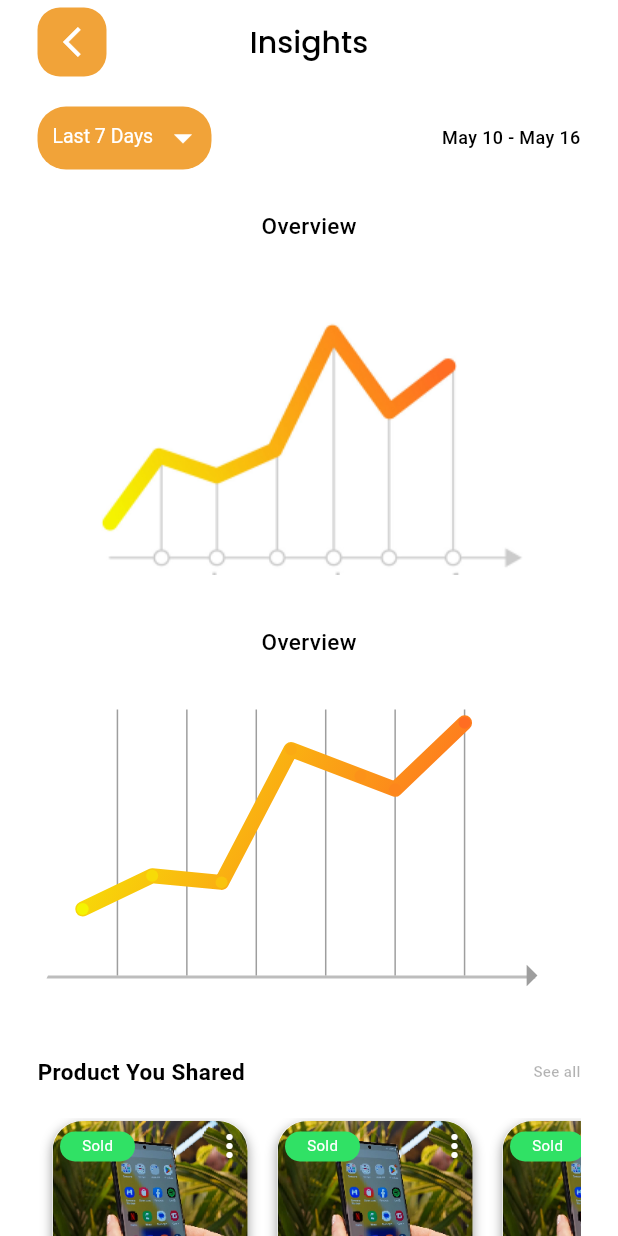
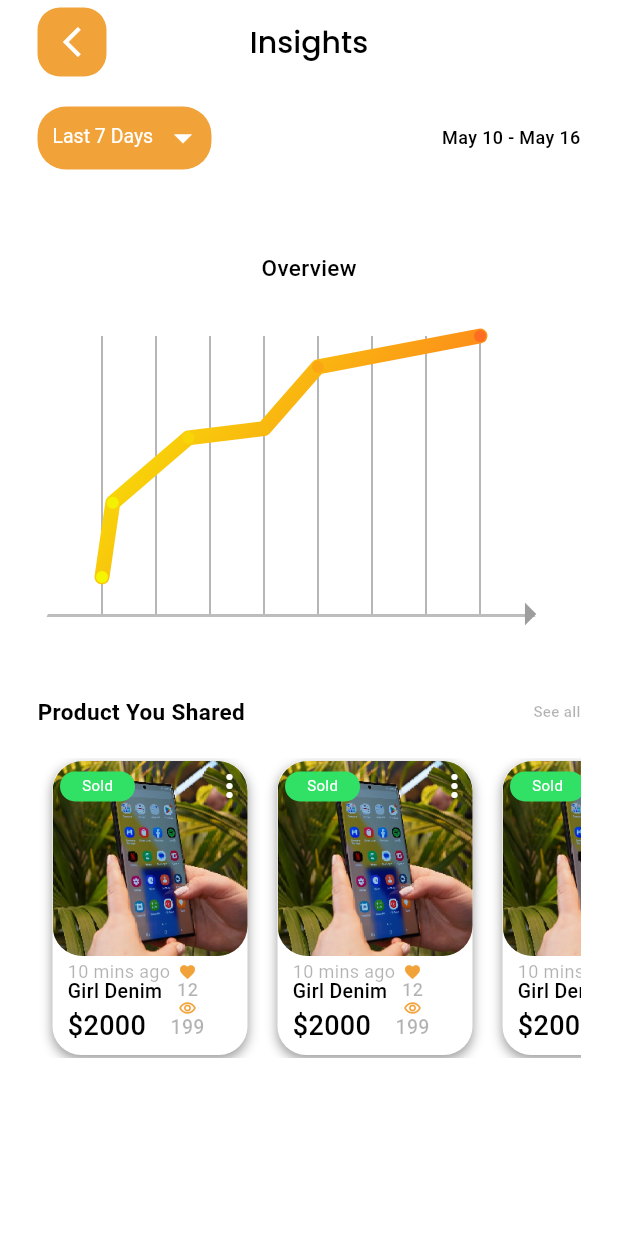
Before and after one commit to praween-kr/product-sell, a Flutter app: the InsightsScreen screen opened by its route, on a phone screen of 412 x 824 dp. Run offline on Flutter 3.47's test engine with Material 3 defaults, Android fonts, the phone set to English and light mode, and no system bars; drawn by our look-alikes of dropdown_button2, fl_chart; our stand-ins replace awesome_bottom_bar, cached_network_image, chewie, country_code_picker, dio, dotted_border and 26 more; missing offline and left inert: adaptive_action_sheet, flutter_facebook_auth, flutter_stripe, swipable_stack, video_thumbnail; accounts and stored records are empty; network calls fail; project files that could hold a hidden picture were left out.

Commit message:
Updated Code

```diff
--- a/lib/utils/helper/product_progress_cart.dart
+++ b/lib/utils/helper/product_progress_cart.dart
@@ -1,18 +1,101 @@
 import 'package:fl_chart/fl_chart.dart';
 import 'package:flutter/material.dart';
-import 'package:oninto_flutter/utils/color_constant.dart';
 
 import '../app_text.dart';
+import '../color_constant.dart';
 
+class ProductsProgressChart extends StatefulWidget {
+  const ProductsProgressChart({super.key, this.header, required this.data});
+  final String? header;
+  final List<(double, double)> data;
+
+  @override
+  State<StatefulWidget> createState() => ProductsProgressChartState();
+}
+
+class ProductsProgressChartState extends State<ProductsProgressChart> {
+  List<FlSpot> prices = [];
+  double highestPrice = 0.0;
+  double timeLineSize = 0.0;
+  @override
+  void initState() {
+    super.initState();
+    for ((double, double) value in widget.data) {
+      if (highestPrice < value.$2) highestPrice = value.$2;
+      if (timeLineSize < value.$1) timeLineSize = value.$1;
+    }
+    for (int i = 0; i < widget.data.length; i++) {
+      double price = widget.data[i].$2;
+      prices.add(FlSpot(widget.data[i].$1, price));
+    }
+  }
+
+  @override
+  Widget build(BuildContext context) {
+    return AspectRatio(
+      aspectRatio: 1.23,
+      child: Stack(
+        children: <Widget>[
+          Column(
+            crossAxisAlignment: CrossAxisAlignment.stretch,
+            children: <Widget>[
+              const SizedBox(height: 28),
+              widget.header == null
+                  ? const SizedBox.shrink()
+                  : const Align(
+                      alignment: Alignment.center,
+                      child: AppText(
+                        text: "Overview",
+                        style: AppTextStyle.medium,
+                        textSize: 15.0,
+                        color: AppColor.blackColor,
+                      ),
+                    ),
+              const SizedBox(height: 37),
+              Expanded(
+                child: Padding(
+                  padding: const EdgeInsets.only(right: 16, left: 6),
+                  child: _LineChart(
+                    prices: prices,
+                    maxPrice: highestPrice,
+                    timeLineSize: timeLineSize + 1,
+                  ),
+                ),
+              ),
+              const SizedBox(height: 10),
+            ],
+          ),
+          IconButton(
+            icon: Icon(
+              Icons.refresh,
+              color: Colors.white.withOpacity(0.5),
+            ),
+            onPressed: () {
+              setState(() {});
+            },
+          )
+        ],
+      ),
+    );
+  }
+}
+
+///----Core Widget----
 class _LineChart extends StatelessWidget {
-  const _LineChart();
+  const _LineChart(
+      {required this.prices,
+      required this.maxPrice,
+      required this.timeLineSize});
+  final List<FlSpot> prices;
+  final double maxPrice;
+  final double timeLineSize;
 
   @override
   Widget build(BuildContext context) {
     return Stack(
       children: [
         Container(
-          margin: const EdgeInsets.only(bottom: 15, right: 14),
+          margin: const EdgeInsets.only(bottom: 16, right: 14),
           child: LineChart(
             sampleData1,
             duration: const Duration(milliseconds: 250),
@@ -23,7 +106,7 @@ class _LineChart extends StatelessWidget {
           right: 0,
           child: Icon(
             Icons.arrow_right_sharp,
-            size: 34,
+            size: 36,
             color: Colors.grey,
           ),
         ),
@@ -38,8 +121,8 @@ class _LineChart extends StatelessWidget {
       borderData: borderData,
       lineBarsData: lineBarsData1,
       minX: 0,
-      maxX: 14,
-      maxY: 4,
+      maxX: timeLineSize,
+      maxY: maxPrice,
       minY: 0);
 
   LineTouchData get lineTouchData1 => LineTouchData(
@@ -49,94 +132,94 @@ class _LineChart extends StatelessWidget {
         ),
       );
 
-  FlTitlesData get titlesData1 => FlTitlesData(
+  FlTitlesData get titlesData1 => const FlTitlesData(
         show: false,
-        bottomTitles: AxisTitles(
-          sideTitles: bottomTitles,
-        ),
-        rightTitles: const AxisTitles(
+        // bottomTitles: AxisTitles(
+        //   sideTitles: bottomTitles,
+        // ),
+        rightTitles: AxisTitles(
           sideTitles: SideTitles(showTitles: false),
         ),
-        topTitles: const AxisTitles(
+        topTitles: AxisTitles(
           sideTitles: SideTitles(showTitles: false),
         ),
-        leftTitles: AxisTitles(
-          sideTitles: leftTitles(),
-        ),
+        // leftTitles: AxisTitles(
+        //   sideTitles: leftTitles(),
+        // ),
       );
 
   List<LineChartBarData> get lineBarsData1 => [lineChartBarData1_1];
 
   /// Left Side levels of prices, currently, it's hidden
-  SideTitles leftTitles() => SideTitles(
-        getTitlesWidget: leftTitleWidgets,
-        showTitles: false,
-        interval: 1,
-        reservedSize: 40,
-      );
-  Widget leftTitleWidgets(double value, TitleMeta meta) {
-    const style = TextStyle(
-      fontWeight: FontWeight.bold,
-      fontSize: 14,
-    );
-    String text;
-    switch (value.toInt()) {
-      case 1:
-        text = '1m';
-        break;
-      case 2:
-        text = '2m';
-        break;
-      case 3:
-        text = '3m';
-        break;
-      case 4:
-        text = '5m';
-        break;
-      case 5:
-        text = '6m';
-        break;
-      default:
-        return Container();
-    }
-
-    return Text(text, style: style, textAlign: TextAlign.center);
-  }
-
+  // SideTitles leftTitles() => SideTitles(
+  //       getTitlesWidget: leftTitleWidgets,
+  //       showTitles: true,
+  //       interval: 1,
+  //       reservedSize: 40,
+  //     );
+  // Widget leftTitleWidgets(double value, TitleMeta meta) {
+  //   const style = TextStyle(
+  //     fontWeight: FontWeight.bold,
+  //     fontSize: 14,
+  //   );
+  //   String text;
+  //   switch (value.toInt()) {
+  //     case 1:
+  //       text = '1m';
+  //       break;
+  //     case 2:
+  //       text = '2m';
+  //       break;
+  //     case 3:
+  //       text = '3m';
+  //       break;
+  //     case 4:
+  //       text = '5m';
+  //       break;
+  //     case 5:
+  //       text = '6m';
+  //       break;
+  //     case 6:
+  //       text = '7m';
+  //       break;
+  //     default:
+  //       return Container();
+  //   }
+  //   return Text(text, style: style, textAlign: TextAlign.center);
+  // }
   /// Bottom side leves of days/month/year, currenlty, it's hidden
-  SideTitles get bottomTitles => SideTitles(
-        showTitles: false,
-        reservedSize: 32,
-        interval: 1,
-        getTitlesWidget: bottomTitleWidgets,
-      );
-  Widget bottomTitleWidgets(double value, TitleMeta meta) {
-    const style = TextStyle(
-      fontWeight: FontWeight.bold,
-      fontSize: 16,
-    );
-    Widget text;
-    switch (value.toInt()) {
-      case 2:
-        text = const Text('SEPT', style: style);
-        break;
-      case 7:
-        text = const Text('OCT', style: style);
-        break;
-      case 12:
-        text = const Text('DEC', style: style);
-        break;
-      default:
-        text = const Text('');
-        break;
-    }
-
-    return SideTitleWidget(
-      axisSide: meta.axisSide,
-      space: 10,
-      child: text,
-    );
-  }
+  // SideTitles get bottomTitles => SideTitles(
+  //       showTitles: false,
+  //       reservedSize: 32,
+  //       interval: 1,
+  //       getTitlesWidget: bottomTitleWidgets,
+  //     );
+  // Widget bottomTitleWidgets(double value, TitleMeta meta) {
+  //   const style = TextStyle(
+  //     fontWeight: FontWeight.bold,
+  //     fontSize: 16,
+  //   );
+  //   Widget text;
+  //   switch (value.toInt()) {
+  //     case 2:
+  //       text = const Text('SEPT', style: style);
+  //       break;
+  //     case 7:
+  //       text = const Text('OCT', style: style);
+  //       break;
+  //     case 12:
+  //       text = const Text('DEC', style: style);
+  //       break;
+  //     default:
+  //       text = const Text('');
+  //       break;
+  //   }
+  //   return SideTitleWidget(
+  //     axisSide: meta.axisSide,
+  //     space: 10,
+  //     child: text,
+  //   );
+  // }
 
   ///
   FlGridData get gridData => FlGridData(
@@ -191,74 +274,6 @@ class _LineChart extends StatelessWidget {
             tileMode: TileMode.mirror,
           ),
         ),
-        spots: const [
-          FlSpot(1, 1),
-          FlSpot(3, 1.5),
-          FlSpot(5, 1.4),
-          FlSpot(7, 3.4),
-          FlSpot(9, 3),
-          FlSpot(10, 2.8),
-          FlSpot(12, 3.8),
-        ],
+        spots: prices,
       );
 }
-
-class ProductsProgressChart extends StatefulWidget {
-  const ProductsProgressChart({super.key, this.header});
-  final String? header;
-
-  @override
-  State<StatefulWidget> createState() => ProductsProgressChartState();
-}
-
-class ProductsProgressChartState extends State<ProductsProgressChart> {
-  @override
-  void initState() {
-    super.initState();
-  }
-
-  @override
-  Widget build(BuildContext context) {
-    return AspectRatio(
-      aspectRatio: 1.23,
-      child: Stack(
-        children: <Widget>[
-          Column(
-            crossAxisAlignment: CrossAxisAlignment.stretch,
-            children: <Widget>[
-              const SizedBox(height: 37),
-              widget.header == null
-                  ? const SizedBox.shrink()
-                  : const Align(
-                      alignment: Alignment.center,
-                      child: AppText(
-                        text: "Overview",
-                        style: AppTextStyle.medium,
-                        textSize: 15.0,
-                        color: AppColor.blackColor,
-                      ),
-                    ),
-              const SizedBox(height: 37),
-              const Expanded(
-                child: Padding(
-                  padding: EdgeInsets.only(right: 16, left: 6),
-                  child: _LineChart(),
-                ),
-              ),
-              const SizedBox(height: 10),
-            ],
-          ),
-          IconButton(
-            icon: Icon(
-              Icons.refresh,
-              color: Colors.white.withOpacity(0.5),
-            ),
-            onPressed: () {
-              setState(() {});
-            },
-          )
-        ],
-      ),
-    );
-  }
-}
--- a/lib/views/insight_screen/insight_screen.dart
+++ b/lib/views/insight_screen/insight_screen.dart
@@ -47,7 +47,9 @@ class InsightsScreen extends StatelessWidget {
                             child: AppText(
                               text: items,
                               style: AppTextStyle.regular,
-                              color: AppColor.white,
+                              color: controller.dropDownValue.value == items
+                                  ? AppColor.white
+                                  : AppColor.blackColor,
                               textSize: 13,
                             ),
                           );
@@ -100,28 +102,19 @@ class InsightsScreen extends StatelessWidget {
                   ),
                 ],
               ),
-              const SizedBox(
-                height: 30.0,
+              const SizedBox(height: 30.0),
+              const ProductsProgressChart(
+                header: "Overview",
+                // data: [(Time Line, Sell Price)]
+                data: [
+                  (1, 1.2),
+                  (1.2, 3.6),
+                  (2.6, 5.7),
+                  (4, 6),
+                  (5, 8),
+                  (8, 9)
+                ],
               ),
-              const Align(
-                alignment: Alignment.center,
-                child: AppText(
-                  text: "Overview",
-                  style: AppTextStyle.medium,
-                  textSize: 15.0,
-                  color: AppColor.blackColor,
-                ),
-              ),
-              const SizedBox(
-                height: 14.0,
-              ),
-              Align(
-                alignment: Alignment.center,
-                child: Image.asset(
-                  Assets.assetsGraphImage,
-                ),
-              ),
-              const ProductsProgressChart(header: "Overview"),
               const SizedBox(height: 30.0),
               Row(
                 mainAxisAlignment: MainAxisAlignment.spaceBetween,
--- a/pubspec.yaml
+++ b/pubspec.yaml
@@ -81,6 +81,7 @@ dependencies:
   flutter_stripe: ^10.0.0
   flutter_slidable: ^3.0.1
   fl_chart: ^0.66.1
+  photo_view: ^0.14.0
 
 
 dev_dependencies:
```
Also changed, not shown: pubspec.lock.
